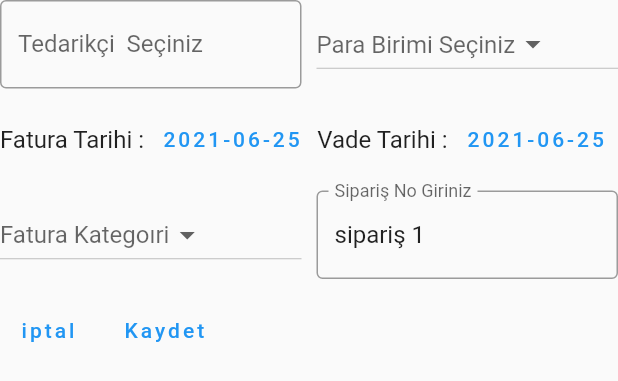
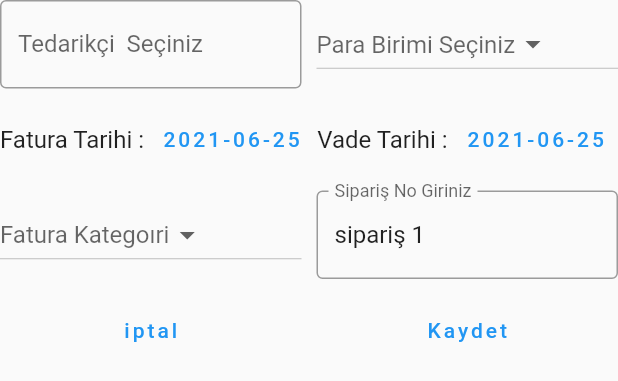
Before and after one commit to gokgorkem/on_muhasebe_ypy, a Flutter app: the YeniFaturaAlislarBody widget shown alone on an empty page, opened directly, on a phone screen of 412 x 824 dp. Shown: the top 381 px of the screen. Run offline on Flutter 3.47's test engine with Material 2 defaults, Android fonts, the phone set to English and light mode, and no system bars; our stand-ins replace chopper, dartz, data_connection_checker, equatable, fl_chart, flutter_datetime_picker and 2 more; missing offline and left inert: shared_preferences_web.

Commit message:
Update yeni_fatura_alislar_body.dart
Updated yeni fatura alislar page body for screen positioning

```diff
--- a/lib/features/yeni_fatura_alislar/presentation/widgets/yeni_fatura_alislar_body.dart
+++ b/lib/features/yeni_fatura_alislar/presentation/widgets/yeni_fatura_alislar_body.dart
@@ -171,11 +171,13 @@ class _YeniFaturaAlislarBodyState extends State<YeniFaturaAlislarBody> {
               height: 10,
             ),
             Row(children: [
-              TextButton(onPressed: () => Navigator.of(context).pushNamed(ALISLAR_FATURALAR_PAGE_ROUTE), child: Text("iptal")),
+              Expanded(child: TextButton(onPressed: () => Navigator.of(context).pushNamed(ALISLAR_FATURALAR_PAGE_ROUTE), child: Text("iptal"))),
               SizedBox(width: 10,),
-              TextButton(onPressed: () {
-                Navigator.of(context).pushNamed(ALISLAR_FATURALAR_PAGE_ROUTE);
-              }, child: Text("Kaydet")),
+              Expanded(
+                child: TextButton(onPressed: () {
+                  Navigator.of(context).pushNamed(ALISLAR_FATURALAR_PAGE_ROUTE);
+                }, child: Text("Kaydet")),
+              ),
             ],)
           ],
         ),
```
